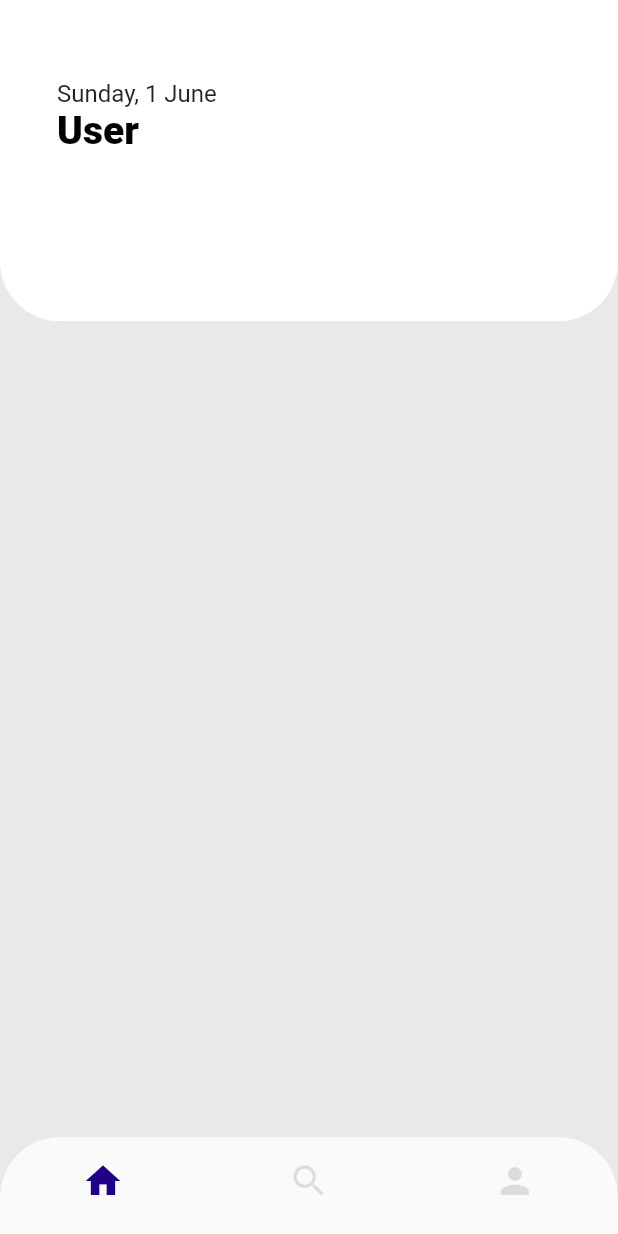
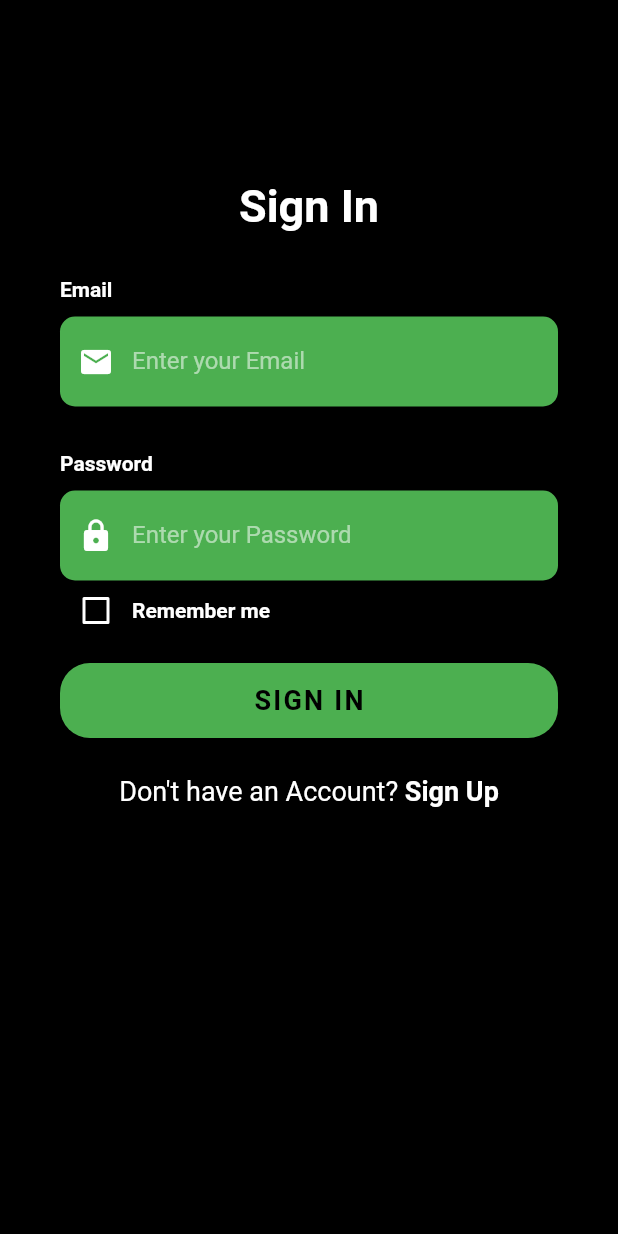
Before and after one commit to RafaelHerrero/gym-bud-front, a Flutter app: the screen it shows after launch, on a phone screen of 412 x 824 dp. Run offline on Flutter 3.47's test engine with Material 2 defaults, Android fonts, the phone set to English and light mode, and no system bars; our stand-ins replace jiffy; Roboto replaces fonts that are missing (OpenSans).

```diff
--- a/lib/main.dart
+++ b/lib/main.dart
@@ -1,5 +1,7 @@
 import 'package:flutter/material.dart';
+import 'package:gym_bud_front/screens/login_screen.dart';
 import 'package:gym_bud_front/screens/profile_screen.dart';
+import 'package:gym_bud_front/utilities/constants.dart';
 
 void main() {
   runApp(const MyApp());
@@ -15,8 +17,11 @@ class MyApp extends StatelessWidget {
       debugShowCheckedModeBanner: false,
       theme: ThemeData(
         primarySwatch: Colors.blue,
+        elevatedButtonTheme: ElevatedButtonThemeData(
+          style: raisedButtonStyle,
+        ),
       ),
-      home: const ProfileScreen(),
+      home: LoginScreen(),
     );
   }
 }
--- /dev/null
+++ b/lib/screens/login_screen.dart
@@ -0,0 +1,228 @@
+import 'package:flutter/material.dart';
+import 'package:flutter/services.dart';
+import 'package:gym_bud_front/screens/profile_screen.dart';
+import 'package:gym_bud_front/screens/sign_up_screen.dart';
+import 'package:gym_bud_front/utilities/constants.dart';
+
+class LoginScreen extends StatefulWidget {
+  @override
+  _LoginScreenState createState() => _LoginScreenState();
+}
+
+  class _LoginScreenState extends State<LoginScreen> {
+    bool _rememberMe = false;
+
+  Widget _buildEmailTF() {
+    return Column(
+      crossAxisAlignment: CrossAxisAlignment.start,
+      children: <Widget>[
+        const Text(
+          'Email',
+          style: kLabelStyle,
+        ),
+        const SizedBox(height: 10.0),
+        Container(
+          alignment: Alignment.centerLeft,
+          decoration: kBoxDecorationStyle,
+          height: 60.0,
+          child: const TextField(
+            keyboardType: TextInputType.emailAddress,
+            style: TextStyle(
+              color: Colors.white,
+              fontFamily: 'OpenSans',
+            ),
+            decoration: InputDecoration(
+              border: InputBorder.none,
+              contentPadding: EdgeInsets.only(top: 14.0),
+              prefixIcon: Icon(
+                Icons.email,
+                color: Colors.white,
+              ),
+              hintText: 'Enter your Email',
+              hintStyle: kHintTextStyle,
+            ),
+          ),
+        ),
+      ],
+    );
+  }
+
+  Widget _buildPasswordTF() {
+    return Column(
+      crossAxisAlignment: CrossAxisAlignment.start,
+      children: <Widget>[
+        const Text(
+          'Password',
+          style: kLabelStyle,
+        ),
+        const SizedBox(height: 10.0),
+        Container(
+          alignment: Alignment.centerLeft,
+          decoration: kBoxDecorationStyle,
+          height: 60.0,
+          child: const TextField(
+            obscureText: true,
+            style: TextStyle(
+              color: Colors.white,
+              fontFamily: 'OpenSans',
+            ),
+            decoration: InputDecoration(
+              border: InputBorder.none,
+              contentPadding: EdgeInsets.only(top: 14.0),
+              prefixIcon: Icon(
+                Icons.lock,
+                color: Colors.white,
+              ),
+              hintText: 'Enter your Password',
+              hintStyle: kHintTextStyle,
+            ),
+          ),
+        ),
+      ],
+    );
+  }
+
+  Widget _buildRememberMeCheckbox() {
+    return Container(
+      height: 20.0,
+      child: Row(
+        children: <Widget>[
+          Theme(
+            data: ThemeData(unselectedWidgetColor: Colors.white),
+            child: Checkbox(
+              value: _rememberMe,
+              checkColor: Colors.black,
+              activeColor: Colors.white,
+              onChanged: (value) {
+                setState(() {
+                  _rememberMe = value!;
+                });
+              },
+            ),
+          ),
+          const Text(
+            'Remember me',
+            style: kLabelStyle,
+          ),
+        ],
+      ),
+    );
+  }
+
+    Widget _buildSignInBtn() {
+      return Container(
+        padding: const EdgeInsets.symmetric(vertical: 25.0),
+        width: double.infinity,
+        child: ElevatedButton(
+          style: ButtonStyle(
+            overlayColor: MaterialStateProperty.resolveWith<Color?>(
+                  (Set<MaterialState> states) {
+                if (states.contains(MaterialState.pressed)) {
+                  return Colors.blueGrey;
+                }
+                return null;
+              },
+            ),
+          ),
+          onPressed: () => print("signUp button pressed"),
+          child: const Text(
+            'SIGN IN',
+            style: TextStyle(
+              color: Colors.black,
+              letterSpacing: 1.5,
+              fontSize: 18.0,
+              fontWeight: FontWeight.bold,
+              fontFamily: 'OpenSans',
+            ),
+          ),
+        ),
+      );
+    }
+
+  Widget _buildSignupBtn() {
+    return GestureDetector(
+      onTap: () {
+        Navigator.push(
+            context,
+            MaterialPageRoute(builder: (context) => SignUpScreen())
+        );
+      },
+      child: RichText(
+        text: const TextSpan(
+          children: [
+            TextSpan(
+              text: 'Don\'t have an Account? ',
+              style: TextStyle(
+                color: Colors.white,
+                fontSize: 18.0,
+                fontWeight: FontWeight.w400,
+              ),
+            ),
+            TextSpan(
+              text: 'Sign Up',
+              style: TextStyle(
+                color: Colors.white,
+                fontSize: 18.0,
+                fontWeight: FontWeight.bold,
+              ),
+            ),
+          ],
+        ),
+      ),
+    );
+  }
+
+
+  @override
+  Widget build(BuildContext context) {
+    return Scaffold(
+      body: AnnotatedRegion<SystemUiOverlayStyle>(
+        value: SystemUiOverlayStyle.light,
+        child: GestureDetector(
+          onTap: () => FocusScope.of(context).unfocus(),
+          child: Stack(
+            children: <Widget>[
+              Container(
+                height: double.infinity,
+                width: double.infinity,
+                color: Colors.black,
+              ),
+              Container(
+                height: double.infinity,
+                child: SingleChildScrollView(
+                  physics: const AlwaysScrollableScrollPhysics(),
+                  padding: const EdgeInsets.symmetric(
+                    horizontal: 40.0,
+                    vertical: 120.0,
+                  ),
+                  child: Column(
+                    mainAxisAlignment: MainAxisAlignment.center,
+                    children: <Widget>[
+                      const Text(
+                        'Sign In',
+                        style: TextStyle(
+                          color: Colors.white,
+                          fontFamily: 'OpenSans',
+                          fontSize: 30.0,
+                          fontWeight: FontWeight.bold,
+                        ),
+                      ),
+                      const SizedBox(height: 30.0),
+                      _buildEmailTF(),
+                      const SizedBox(height: 30.0,),
+                      _buildPasswordTF(),
+                      const SizedBox(height: 10.0,),
+                      _buildRememberMeCheckbox(),
+                      _buildSignInBtn(),
+                      _buildSignupBtn(),
+                    ],
+                  ),
+                ),
+              )
+            ],
+          ),
+        ),
+      ),
+    );
+  }
+}
--- /dev/null
+++ b/lib/utilities/constants.dart
@@ -0,0 +1,41 @@
+import 'package:flutter/material.dart';
+
+const kHintTextStyle = TextStyle(
+  color: Colors.white54,
+  fontFamily: 'OpenSans',
+);
+
+const kLabelStyle = TextStyle(
+  color: Colors.white,
+  fontWeight: FontWeight.bold,
+  fontFamily: 'OpenSans',
+);
+
+final kBoxDecorationStyle = BoxDecoration(
+  color: Colors.green,
+  borderRadius: BorderRadius.circular(10.0),
+);
+
+final ButtonStyle raisedButtonStyle = ElevatedButton.styleFrom(
+  primary: Colors.green,
+  onPrimary: Colors.green,
+  onSurface: Colors.black12,
+  fixedSize: const Size.fromHeight(50),
+  shape: const RoundedRectangleBorder(
+    borderRadius: BorderRadius.all(Radius.circular(20))
+  ),
+);
+
+// foregroundColor: MaterialStateProperty.all<Color>(Colors.blue),
+// overlayColor: MaterialStateProperty.resolveWith<Color?>(
+// (Set<MaterialState> states) {
+// if (states.contains(MaterialState.hovered)) {
+// return Colors.grey.withOpacity(0.09);
+// }
+// if (states.contains(MaterialState.focused) ||
+// states.contains(MaterialState.pressed)) {
+// return Colors.grey.withOpacity(0.18);
+// }
+// return null; // Defer to the widget's default.
+// },
+// ),
--- a/pubspec.yaml
+++ b/pubspec.yaml
@@ -35,6 +35,7 @@ dependencies:
   # Use with the CupertinoIcons class for iOS style icons.
   cupertino_icons: ^1.0.2
   jiffy: ^5.0.0
+  http: ^0.13.4
 
 dev_dependencies:
   flutter_test:
@@ -59,8 +60,8 @@ flutter:
   uses-material-design: true
 
   # To add assets to your application, add an assets section, like this:
-  # assets:
-  #   - images/a_dot_burr.jpeg
+  assets:
+    - assets/logos/
   #   - images/a_dot_ham.jpeg
 
   # An image asset can refer to one or more resolution-specific "variants", see
```
Also changed, not shown: lib/screens/sign_up_screen.dart (added, +318 -0 lines), lib/utilities/api.dart (added, +29 -0 lines), assets/logos/facebook.png (added), assets/logos/google.png (added), pubspec.lock.
